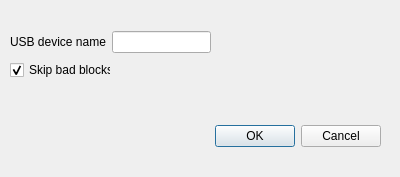
Above: qt/settings_programmer_dialog.ui from bbogush/nand_programmer before the change. Below: the same form after it.
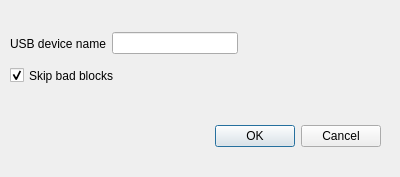
That is the form after the change.

Commit message: Fixed width of controls for settings window

```diff
--- a/qt/settings_programmer_dialog.ui
+++ b/qt/settings_programmer_dialog.ui
@@ -34,8 +34,8 @@
     <rect>
      <x>10</x>
      <y>30</y>
-     <width>201</width>
-     <height>24</height>
+     <width>228</width>
+     <height>27</height>
     </rect>
    </property>
    <layout class="QHBoxLayout" name="horizontalLayout">
@@ -47,7 +47,14 @@
      </widget>
     </item>
     <item>
-     <widget class="QLineEdit" name="usbDevNameLineEdit"/>
+     <widget class="QLineEdit" name="usbDevNameLineEdit">
+      <property name="minimumSize">
+       <size>
+        <width>100</width>
+        <height>0</height>
+       </size>
+      </property>
+     </widget>
     </item>
    </layout>
   </widget>
@@ -56,8 +63,8 @@
     <rect>
      <x>10</x>
      <y>60</y>
-     <width>101</width>
-     <height>20</height>
+     <width>221</width>
+     <height>31</height>
     </rect>
    </property>
    <property name="text">
```
